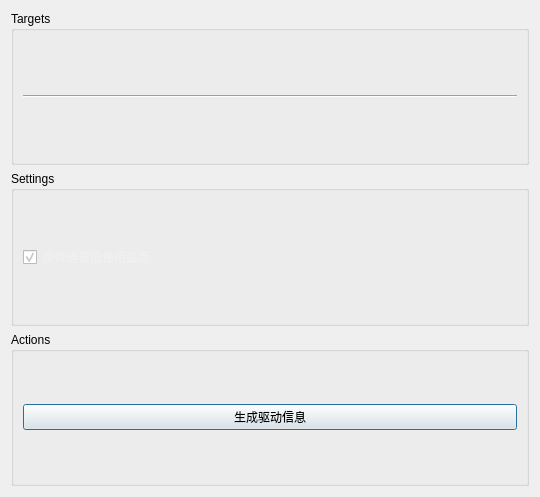
Old version of the form NoraSimpleTools/UI/noraPolynomialFittingWidget.ui in the repository AnonCountercurrent/NoraSkinningMethodCollection.
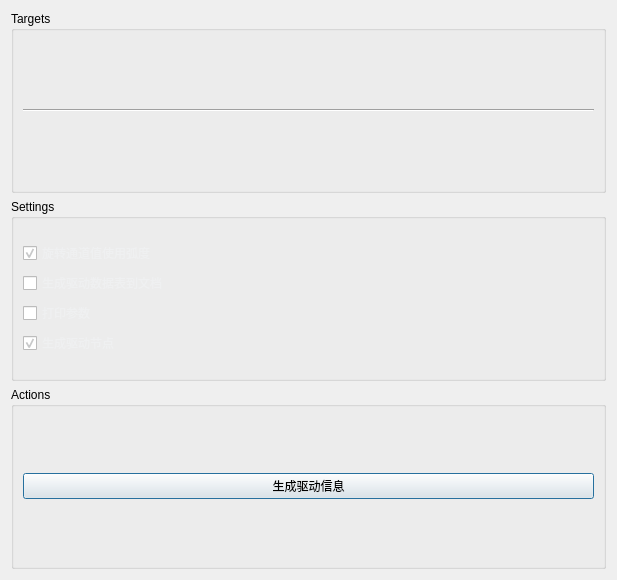
New version of the form.

Commit message: 拟合节点属性

What changed in the file:
```diff
--- a/NoraSimpleTools/UI/noraPolynomialFittingWidget.ui
+++ b/NoraSimpleTools/UI/noraPolynomialFittingWidget.ui
@@ -6,8 +6,8 @@
    <rect>
     <x>0</x>
     <y>0</y>
-    <width>540</width>
-    <height>497</height>
+    <width>617</width>
+    <height>580</height>
    </rect>
   </property>
   <property name="windowTitle">
@@ -65,6 +65,51 @@
           </property>
          </widget>
         </item>
+        <item>
+         <widget class="QCheckBox" name="csvCheckBox">
+          <property name="styleSheet">
+           <string notr="true">QCheckBox {
+    color:#eff0f1;
+}</string>
+          </property>
+          <property name="text">
+           <string>生成驱动数据表到文档</string>
+          </property>
+          <property name="checked">
+           <bool>false</bool>
+          </property>
+         </widget>
+        </item>
+        <item>
+         <widget class="QCheckBox" name="printCheckBox">
+          <property name="styleSheet">
+           <string notr="true">QCheckBox {
+    color:#eff0f1;
+}</string>
+          </property>
+          <property name="text">
+           <string>打印参数</string>
+          </property>
+          <property name="checked">
+           <bool>false</bool>
+          </property>
+         </widget>
+        </item>
+        <item>
+         <widget class="QCheckBox" name="genDriverNodeCheckBox">
+          <property name="styleSheet">
+           <string notr="true">QCheckBox {
+    color:#eff0f1;
+}</string>
+          </property>
+          <property name="text">
+           <string>生成驱动节点</string>
+          </property>
+          <property name="checked">
+           <bool>true</bool>
+          </property>
+         </widget>
+        </item>
        </layout>
       </item>
      </layout>
```
The commit also changes 4 other files.
